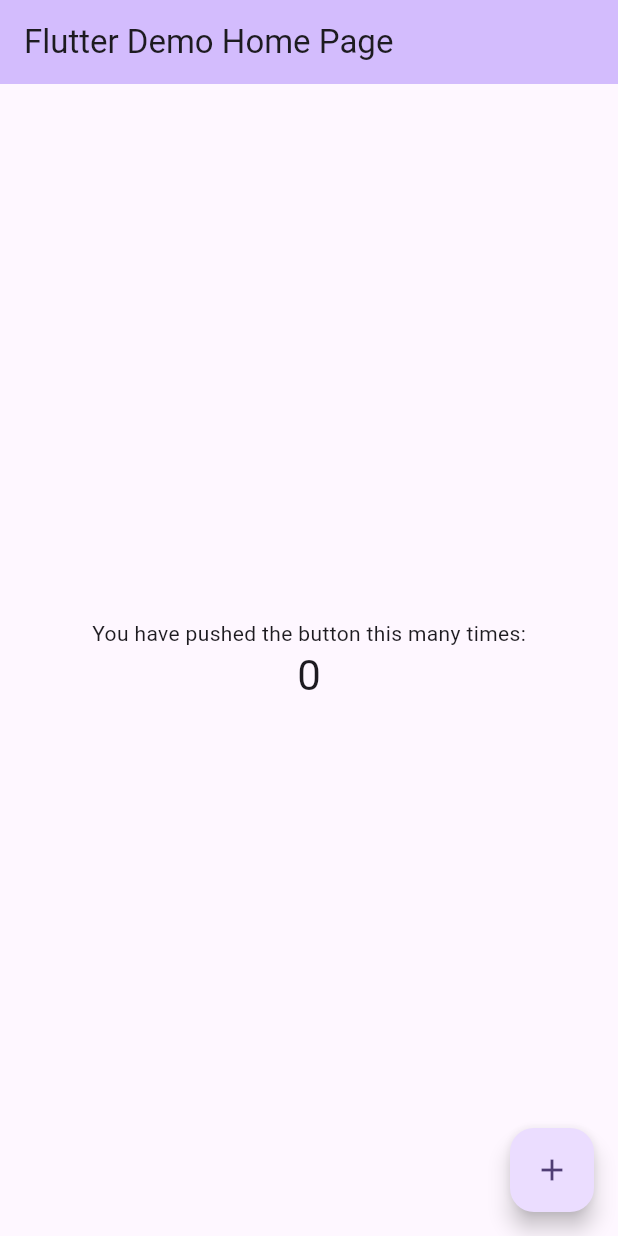
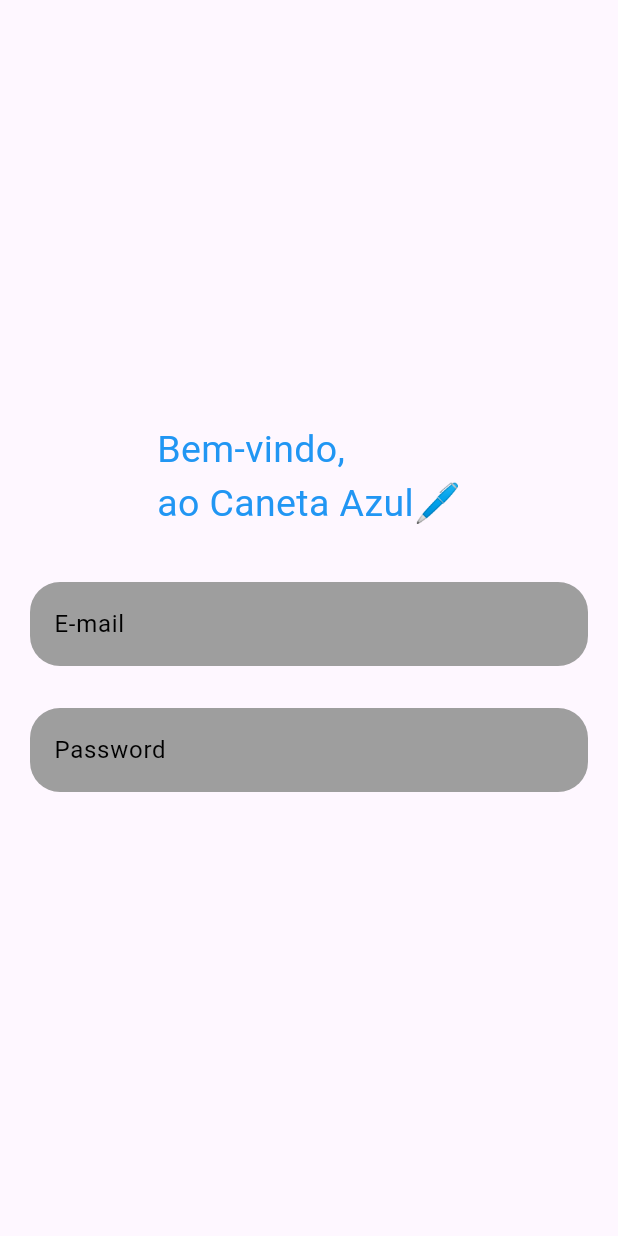
Before and after one commit to NBorego/caneta-azul-app, a Flutter app: the screen it shows after launch, on a phone screen of 412 x 824 dp. Run offline on Flutter 3.47's test engine with Material 3 defaults, Android fonts, the phone set to English and light mode, and no system bars.

Commit message:
pages e constants criado

```diff
--- a/frontend/lib/main.dart
+++ b/frontend/lib/main.dart
@@ -1,4 +1,5 @@
 import 'package:flutter/material.dart';
+import 'package:frontend/pages/login_page.dart';
 
 void main() {
   runApp(const MyApp());
@@ -7,116 +8,8 @@ void main() {
 class MyApp extends StatelessWidget {
   const MyApp({super.key});
 
-  // This widget is the root of your application.
   @override
   Widget build(BuildContext context) {
-    return MaterialApp(
-      title: 'Flutter Demo',
-      theme: ThemeData(
-        // This is the theme of your application.
-        //
-        // TRY THIS: Try running your application with "flutter run". You'll see
-        // the application has a purple toolbar. Then, without quitting the app,
-        // try changing the seedColor in the colorScheme below to Colors.green
-        // and then invoke "hot reload" (save your changes or press the "hot
-        // reload" button in a Flutter-supported IDE, or press "r" if you used
-        // the command line to start the app).
-        //
-        // Notice that the counter didn't reset back to zero; the application
-        // state is not lost during the reload. To reset the state, use hot
-        // restart instead.
-        //
-        // This works for code too, not just values: Most code changes can be
-        // tested with just a hot reload.
-        colorScheme: ColorScheme.fromSeed(seedColor: Colors.deepPurple),
-      ),
-      home: const MyHomePage(title: 'Flutter Demo Home Page'),
-    );
+    return MaterialApp(title: 'Caneta Azul', home: LoginPage());
   }
 }
-
-class MyHomePage extends StatefulWidget {
-  const MyHomePage({super.key, required this.title});
-
-  // This widget is the home page of your application. It is stateful, meaning
-  // that it has a State object (defined below) that contains fields that affect
-  // how it looks.
-
-  // This class is the configuration for the state. It holds the values (in this
-  // case the title) provided by the parent (in this case the App widget) and
-  // used by the build method of the State. Fields in a Widget subclass are
-  // always marked "final".
-
-  final String title;
-
-  @override
-  State<MyHomePage> createState() => _MyHomePageState();
-}
-
-class _MyHomePageState extends State<MyHomePage> {
-  int _counter = 0;
-
-  void _incrementCounter() {
-    setState(() {
-      // This call to setState tells the Flutter framework that something has
-      // changed in this State, which causes it to rerun the build method below
-      // so that the display can reflect the updated values. If we changed
-      // _counter without calling setState(), then the build method would not be
-      // called again, and so nothing would appear to happen.
-      _counter++;
-    });
-  }
-
-  @override
-  Widget build(BuildContext context) {
-    // This method is rerun every time setState is called, for instance as done
-    // by the _incrementCounter method above.
-    //
-    // The Flutter framework has been optimized to make rerunning build methods
-    // fast, so that you can just rebuild anything that needs updating rather
-    // than having to individually change instances of widgets.
-    return Scaffold(
-      appBar: AppBar(
-        // TRY THIS: Try changing the color here to a specific color (to
-        // Colors.amber, perhaps?) and trigger a hot reload to see the AppBar
-        // change color while the other colors stay the same.
-        backgroundColor: Theme.of(context).colorScheme.inversePrimary,
-        // Here we take the value from the MyHomePage object that was created by
-        // the App.build method, and use it to set our appbar title.
-        title: Text(widget.title),
-      ),
-      body: Center(
-        // Center is a layout widget. It takes a single child and positions it
-        // in the middle of the parent.
-        child: Column(
-          // Column is also a layout widget. It takes a list of children and
-          // arranges them vertically. By default, it sizes itself to fit its
-          // children horizontally, and tries to be as tall as its parent.
-          //
-          // Column has various properties to control how it sizes itself and
-          // how it positions its children. Here we use mainAxisAlignment to
-          // center the children vertically; the main axis here is the vertical
-          // axis because Columns are vertical (the cross axis would be
-          // horizontal).
-          //
-          // TRY THIS: Invoke "debug painting" (choose the "Toggle Debug Paint"
-          // action in the IDE, or press "p" in the console), to see the
-          // wireframe for each widget.
-          mainAxisAlignment: MainAxisAlignment.center,
-          children: <Widget>[
-            const Text('You have pushed the button this many times:'),
-            Text(
-              '$_counter',
-              style: Theme.of(context).textTheme.headlineMedium,
-            ),
-          ],
-        ),
-      ),
-      floatingActionButton: FloatingActionButton(
-        onPressed: _incrementCounter,
-        tooltip: 'Increment',
-        child: const Icon(Icons.add),
-      ), // This trailing comma makes auto-formatting nicer for build methods.
-    );
-  }
-}
--- /dev/null
+++ b/frontend/lib/pages/home_page.dart
@@ -0,0 +1,10 @@
+import 'package:flutter/material.dart';
+
+class HomePage extends StatelessWidget {
+  const HomePage({super.key});
+
+  @override
+  Widget build(BuildContext context) {
+    return Scaffold(body: Column());
+  }
+}
--- /dev/null
+++ b/frontend/lib/pages/login_page.dart
@@ -0,0 +1,26 @@
+import 'package:flutter/material.dart';
+import 'package:frontend/widgets/app_input.dart';
+
+class LoginPage extends StatelessWidget {
+  const LoginPage({super.key});
+
+  @override
+  Widget build(BuildContext context) {
+    return Scaffold(
+      body: Column(
+        mainAxisAlignment: MainAxisAlignment.center,
+        crossAxisAlignment: CrossAxisAlignment.center,
+        children: [
+          Text(
+            'Bem-vindo,\nao Caneta Azul🖊️',
+            style: TextStyle(fontSize: 25, color: Colors.blue),
+            textDirection: TextDirection.ltr,
+          ),
+          SizedBox(height: 20),
+          AppInput(text: 'E-mail', textInputType: TextInputType.emailAddress),
+          AppInput(text: 'Password', obscureText: true),
+        ],
+      ),
+    );
+  }
+}
--- /dev/null
+++ b/frontend/lib/widgets/app_input.dart
@@ -0,0 +1,40 @@
+import 'package:flutter/material.dart';
+
+class AppInput extends StatelessWidget {
+  final String text;
+  final bool obscureText;
+  final TextInputType textInputType;
+
+  const AppInput({
+    super.key,
+    required this.text,
+    this.obscureText = false,
+    this.textInputType = TextInputType.text,
+  });
+
+  @override
+  Widget build(BuildContext context) {
+    return Padding(
+      padding: const EdgeInsets.symmetric(horizontal: 20.0, vertical: 14.0),
+      child: TextField(
+        obscureText: obscureText,
+        keyboardType: TextInputType.text,
+        decoration: InputDecoration(
+          labelText: text,
+          labelStyle: TextStyle(color: Colors.black),
+          filled: true,
+          fillColor: Colors.grey,
+          floatingLabelBehavior: FloatingLabelBehavior.never,
+          focusedBorder: OutlineInputBorder(
+            borderRadius: BorderRadius.circular(20),
+            borderSide: BorderSide(color: Colors.blue, width: 2),
+          ),
+          enabledBorder: OutlineInputBorder(
+            borderRadius: BorderRadius.circular(20),
+            borderSide: BorderSide(color: Colors.transparent, width: 0),
+          ),
+        ),
+      ),
+    );
+  }
+}
```
Also changed, not shown: frontend/lib/constants/colors.dart (added).
